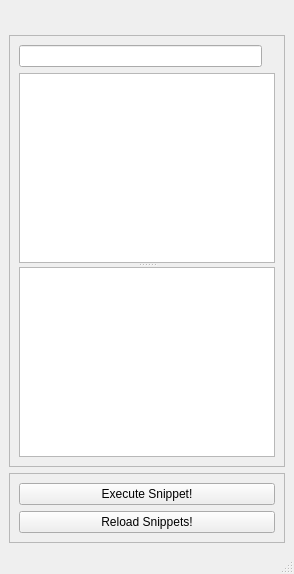
Before: the Qt Designer form src/maya/snippets/resources/Loader.ui in KelSolaar/Snippets, drawn with Qt 5.
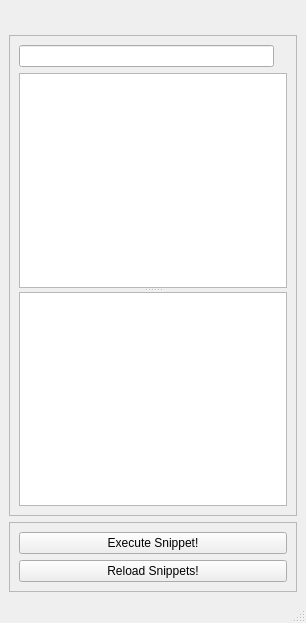
After: the same form once the commit is applied.

Patch:
```diff
--- a/src/maya/snippets/resources/Loader.ui
+++ b/src/maya/snippets/resources/Loader.ui
@@ -2,6 +2,14 @@
 <ui version="4.0">
  <class>Loader_MainWindow</class>
  <widget class="QMainWindow" name="Loader_MainWindow">
+  <property name="geometry">
+   <rect>
+    <x>0</x>
+    <y>0</y>
+    <width>306</width>
+    <height>623</height>
+   </rect>
+  </property>
   <property name="windowTitle">
    <string>Snippets Loader</string>
   </property>
```
